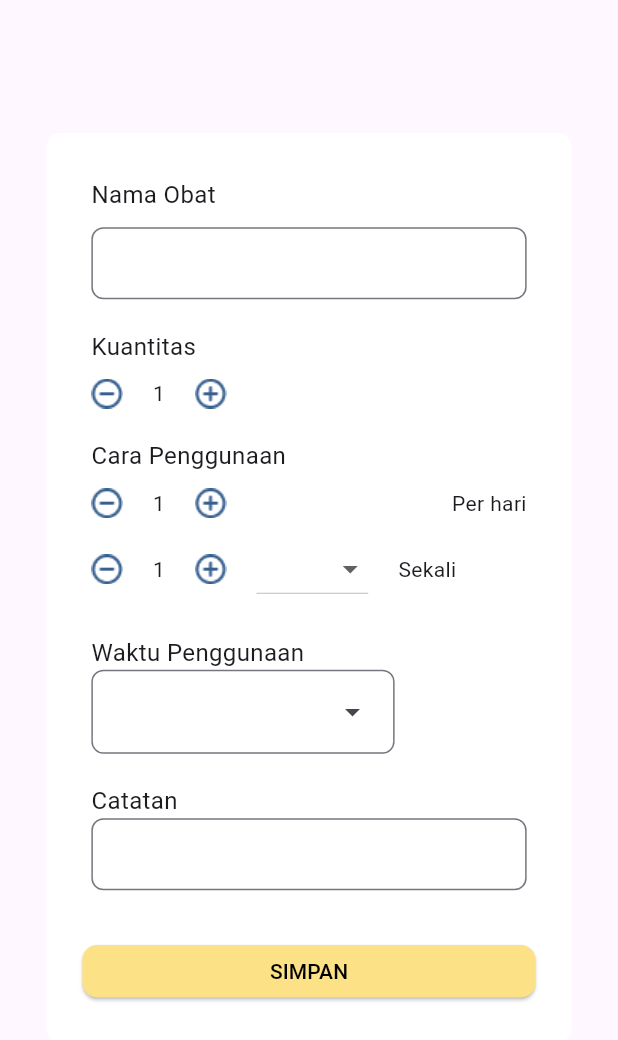
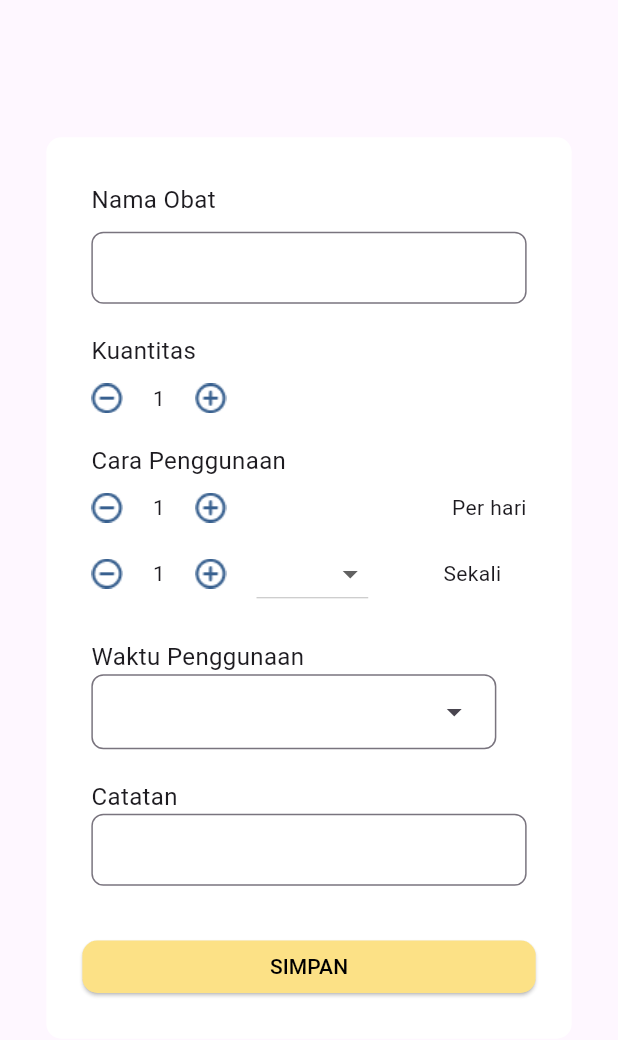
Before and after one commit to Freezer9/rekam_medis_redis, a Flutter app: the InputObatDialog widget shown alone on an empty page, opened directly, on a phone screen of 412 x 824 dp. Shown: the top 1040 px of the screen. Run offline on Flutter 3.47's test engine with Material 3 defaults, Android fonts, the light colour scheme and no system bars; our stand-ins replace dotted_border, file_picker, flutter_riverpod, go_router, image_picker, permission_handler and 2 more; missing offline and left inert: excel, gpassword; accounts and stored records are empty; generated files the repository leaves out were written again; Roboto replaces fonts that are missing (Plus Jakarta Sans).

Commit message:
fix: ui input obat dialog

```diff
--- a/lib/presentation/widgets/input_dialog.dart
+++ b/lib/presentation/widgets/input_dialog.dart
@@ -242,7 +242,7 @@ class InputObatDialogState extends ConsumerState<InputObatDialog> {
                       },
                       value: widget.caraPenggunaan,
                     ),
-                    const SizedBox(width: 20),
+                    const SizedBox(width: 50),
                     const Text("Sekali", style: TextStyle(fontSize: 14)),
                   ],
                 ),
@@ -252,8 +252,10 @@ class InputObatDialogState extends ConsumerState<InputObatDialog> {
                   style: TextStyle(fontSize: 16, fontWeight: FontWeight.w400),
                 ),
                 DropdownMenu(
+                  width: 270,
                   initialSelection: widget.waktuPenggunaan,
                   inputDecorationTheme: const InputDecorationTheme(
+                    constraints: BoxConstraints(minHeight: 50, maxHeight: 50),
                     border: OutlineInputBorder(
                       borderRadius: BorderRadius.all(Radius.circular(8.0)),
                     ),
```
